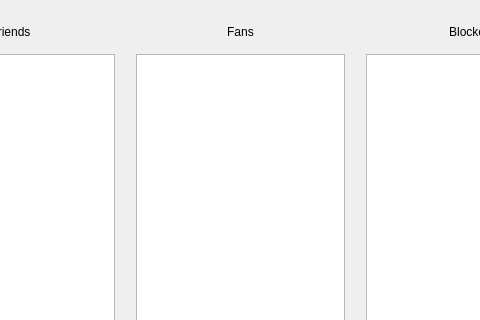
Before: the Qt Designer form src/network/friendslistdialog.ui in iamsyt/qgo, drawn with Qt 5; both pictures show x 125 to 605 and y 0 to 320 of the 732 by 429 pixel window.
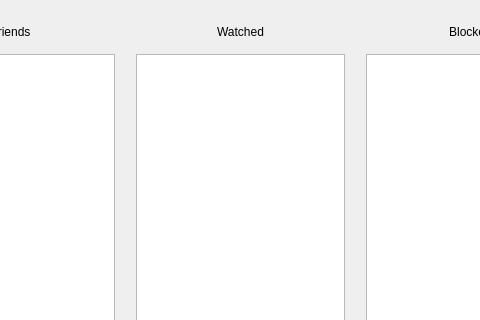
After: the same form once the commit is applied.

Commit message: fans to watched

Patch:
```diff
--- a/src/network/friendslistdialog.ui
+++ b/src/network/friendslistdialog.ui
@@ -32,10 +32,10 @@
       </property>
      </widget>
     </item>
-    <item row="0" column="1" >
-     <widget class="QLabel" name="label_2" >
-      <property name="text" >
-       <string>Fans</string>
+    <item row="0" column="1">
+     <widget class="QLabel" name="label_2">
+      <property name="text">
+       <string>Watched</string>
       </property>
       <property name="alignment" >
        <set>Qt::AlignCenter</set>
```
Left out of the diff: 93 changed lines with no effect on the pictures. The commit also changes 8 other files.
